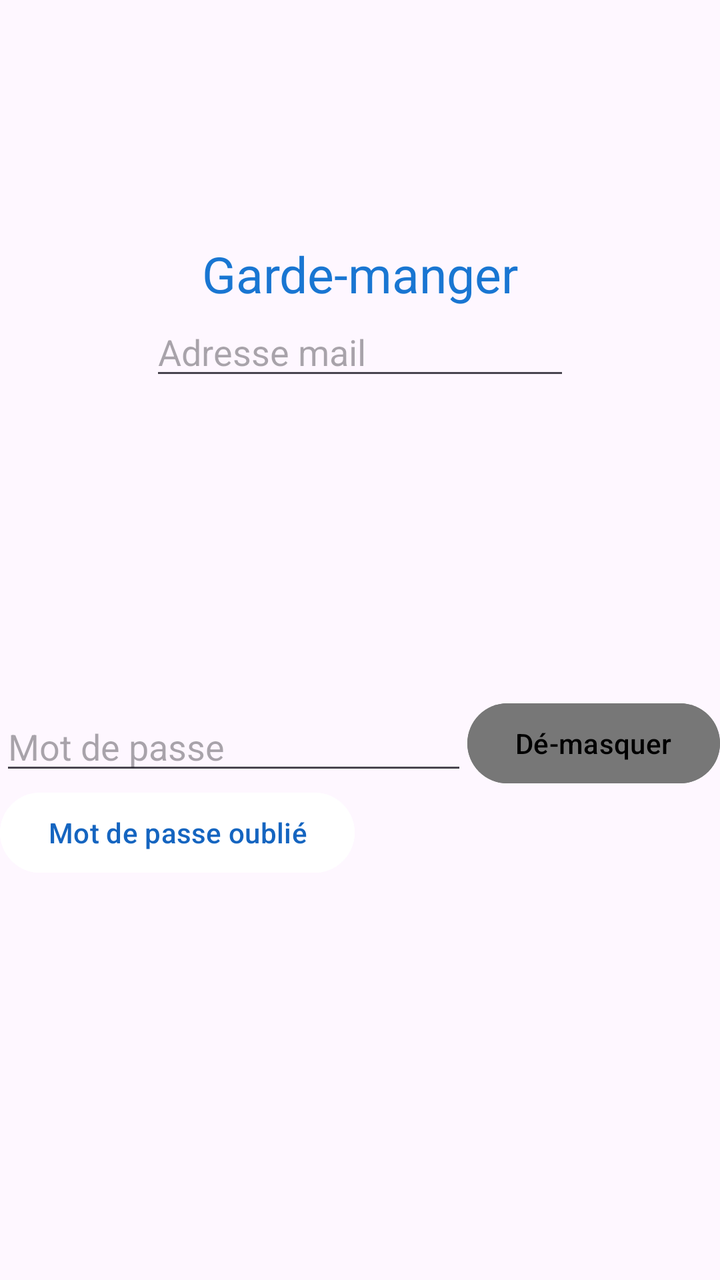
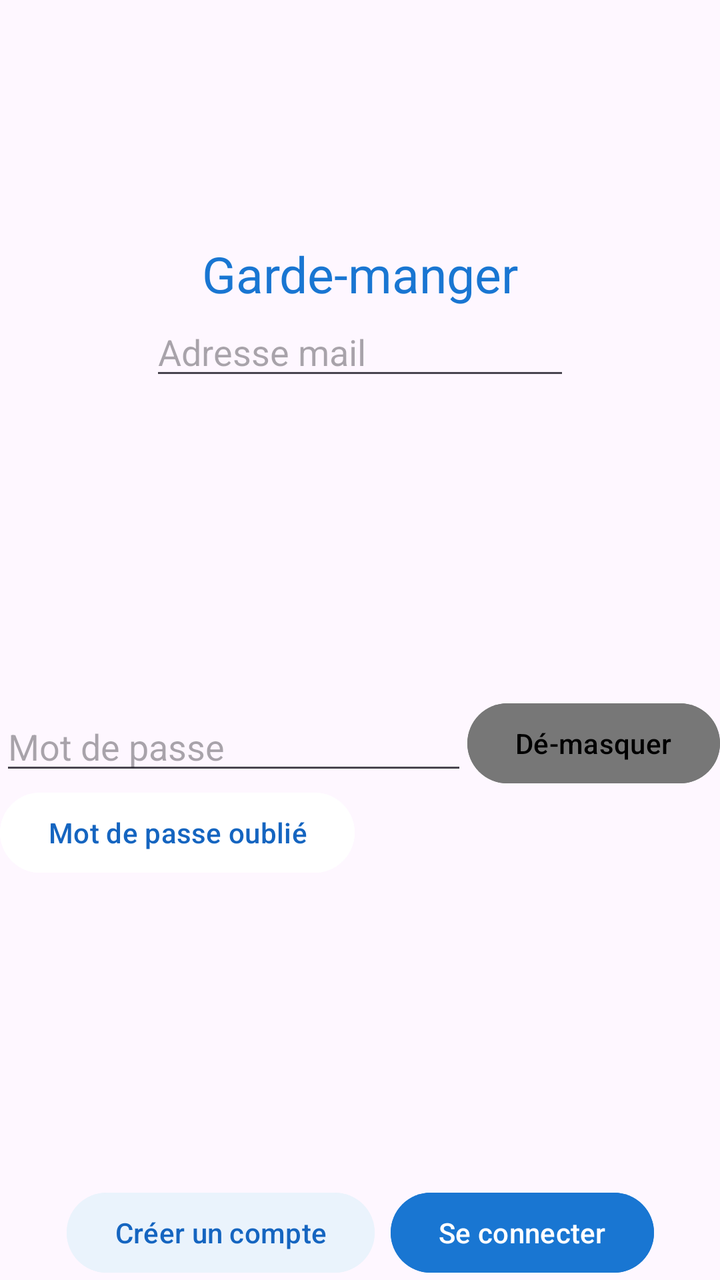

Screens rendered from an Android XML layout before and after an edit, with the pre-edit source and the edit as a unified diff.
<!-- AndroidManifest.xml: application theme Theme.GardeManger -->
<!-- res/layout/activity_login.xml -->
<?xml version="1.0" encoding="utf-8"?>
<androidx.constraintlayout.widget.ConstraintLayout xmlns:android="http://schemas.android.com/apk/res/android"
    xmlns:app="http://schemas.android.com/apk/res-auto"
    xmlns:tools="http://schemas.android.com/tools"
    android:layout_width="match_parent"
    android:layout_height="match_parent"
    tools:context=".LoginActivity">

    <TextView
        android:id="@+id/logologin"
        android:layout_width="wrap_content"
        android:layout_height="wrap_content"
        android:layout_marginTop="120dp"
        android:text="@string/app_name"
        android:textColor="@color/bleu_nav"
        android:textSize="25dp"
        app:layout_constraintEnd_toEndOf="parent"
        app:layout_constraintStart_toStartOf="parent"
        app:layout_constraintTop_toTopOf="parent" />

    <EditText
        android:id="@+id/editTextMelLogin"
        android:layout_width="wrap_content"
        android:layout_height="wrap_content"
        android:ems="10"
        android:hint="Adresse mail"
        android:inputType="text"
        app:layout_constraintEnd_toEndOf="parent"
        app:layout_constraintStart_toStartOf="parent"
        app:layout_constraintTop_toBottomOf="@id/logologin" />

    <EditText
        android:id="@+id/editTextPassword"
        android:layout_width="0dp"
        android:layout_height="wrap_content"
        android:layout_marginTop="156dp"
        android:ems="10"
        android:hint="Mot de passe"
        android:inputType="textPassword"
        app:layout_constraintEnd_toStartOf="@id/displaypwdloginb"
        app:layout_constraintStart_toStartOf="parent"
        app:layout_constraintTop_toBottomOf="@id/editTextMelLogin" />

    <Button
        android:id="@+id/displaypwdloginb"
        android:layout_width="wrap_content"
        android:layout_height="wrap_content"
        android:backgroundTint="@color/grey_7"
        android:text="Dé-masquer"
        android:textColor="@color/black"
        app:layout_constraintBottom_toBottomOf="@id/editTextPassword"
        app:layout_constraintEnd_toEndOf="parent"
        app:layout_constraintStart_toEndOf="@id/editTextPassword"
        app:layout_constraintTop_toTopOf="@id/editTextPassword" />

    <Button
        android:id="@+id/forgot_button"
        android:layout_width="wrap_content"
        android:layout_height="wrap_content"
        android:backgroundTint="@color/white"
        android:text="Mot de passe oublié"
        android:textColor="@color/bleu_nav_2"
        app:layout_constraintTop_toBottomOf="@id/editTextPassword"
        app:layout_constraintStart_toStartOf="@id/editTextPassword" />

    <Button
        android:id="@+id/signup_button"
        android:layout_width="wrap_content"
        android:layout_height="wrap_content"
        android:layout_marginTop="220dp"
        android:layout_marginEnd="8dp"
        android:backgroundTint="@color/grey_white_ea"
        android:text="Créer un compte"
        android:textColor="@color/bleu_nav_2"
        app:layout_constraintEnd_toStartOf="@id/login_button"
        app:layout_constraintHorizontal_chainStyle="packed"
        app:layout_constraintStart_toStartOf="parent"
        app:layout_constraintTop_toBottomOf="@id/forgot_button" />

    <Button
        android:id="@+id/login_button"
        android:layout_width="wrap_content"
        android:layout_height="wrap_content"
        android:backgroundTint="@color/bleu_nav"
        android:text="Se connecter"
        android:textColor="@color/white"
        app:layout_constraintBottom_toBottomOf="@id/signup_button"
        app:layout_constraintEnd_toEndOf="parent"
        app:layout_constraintStart_toEndOf="@+id/signup_button"
        app:layout_constraintTop_toTopOf="@id/signup_button"
        app:layout_constraintVertical_bias="1.0" />

</androidx.constraintlayout.widget.ConstraintLayout>
<!-- resources referenced by this layout -->
<resources>
  <color name="black">#FF000000</color>
  <color name="bleu_nav">#1976D2</color>
  <color name="bleu_nav_2">#1565c0</color>
  <color name="grey_7">#777777</color>
  <color name="grey_white_ea">#EAF3FC</color>
  <color name="white">#FFFFFFFF</color>
  <string name="app_name">Garde-manger</string>
  <style name="Theme.GardeManger" parent="Base.Theme.GardeManger" />
  <style name="Base.Theme.GardeManger" parent="Theme.Material3.DayNight.NoActionBar">
          
          
      </style>
</resources>

<!-- the commit's change to res/layout/activity_login.xml (unified diff, before → after) -->
@@ -67,7 +67,7 @@
         android:id="@+id/signup_button"
         android:layout_width="wrap_content"
         android:layout_height="wrap_content"
-        android:layout_marginTop="220dp"
+        android:layout_marginTop="152dp"
         android:layout_marginEnd="8dp"
         android:backgroundTint="@color/grey_white_ea"
         android:text="Créer un compte"
@@ -88,6 +88,18 @@
         app:layout_constraintEnd_toEndOf="parent"
         app:layout_constraintStart_toEndOf="@+id/signup_button"
         app:layout_constraintTop_toTopOf="@id/signup_button"
-        app:layout_constraintVertical_bias="1.0" />
+        app:layout_constraintVertical_bias="0.0" />
+
+    <Button
+        android:id="@+id/quit_button"
+        android:layout_width="wrap_content"
+        android:layout_height="wrap_content"
+        android:backgroundTint="@color/grey_white_ea"
+        android:text="Quitter"
+        android:textColor="@color/bleu_nav_2"
+        app:layout_constraintBottom_toBottomOf="parent"
+        app:layout_constraintEnd_toEndOf="parent"
+        app:layout_constraintStart_toStartOf="parent"
+        app:layout_constraintTop_toBottomOf="@+id/login_button" />
 
 </androidx.constraintlayout.widget.ConstraintLayout>
